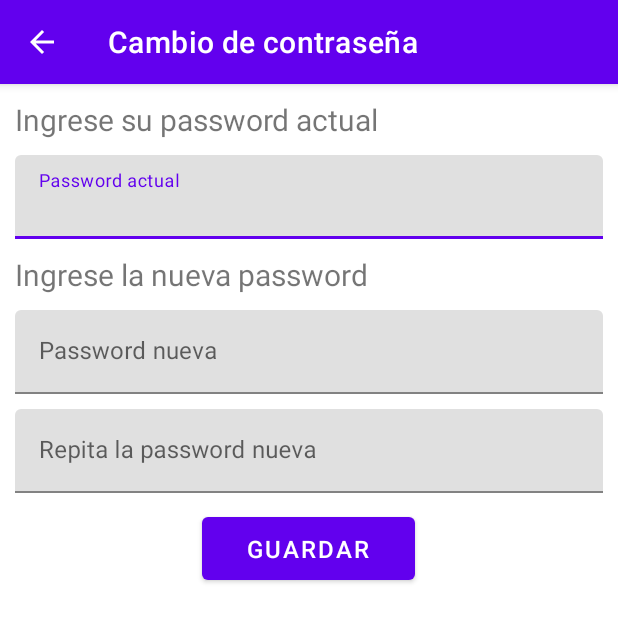
After one commit to AguuSz/proyecto-integrador-TM, an Android app: the ChangePasswordActivity screen opened directly, with no data from a screen before it, on a phone screen of 412 x 824 dp. The commit adds this screen. Shown: the top 622 px of the screen. Run offline under Robolectric (Android 15) with nearby library versions, the phone set to English and light mode, and no system bars; our stand-ins replace Room's generated code.

Commit message:
added changePassword option in settings

```diff
--- a/app/src/main/AndroidManifest.xml
+++ b/app/src/main/AndroidManifest.xml
@@ -77,6 +77,12 @@
             android:exported="true"
             android:parentActivityName=".activities.LoginActivity">
         </activity>
+        <!-- ChangePasswordScreen -->
+        <activity
+            android:name=".activities.ChangePasswordActivity"
+            android:exported="true"
+            android:parentActivityName=".activities.SettingsActivity">
+        </activity>
         <!-- OrderScreen -->
         <activity
             android:name=".activities.OrderActivity"
--- /dev/null
+++ b/app/src/main/java/com/agus/proyectointegradortm/activities/ChangePasswordActivity.kt
@@ -0,0 +1,71 @@
+package com.agus.proyectointegradortm.activities
+
+import android.os.Bundle
+import android.view.View
+import androidx.appcompat.app.AppCompatActivity
+import androidx.lifecycle.ViewModelProvider
+import com.agus.proyectointegradortm.MyApplication
+import com.agus.proyectointegradortm.databinding.ActivityChangePasswordBinding
+import com.agus.proyectointegradortm.models.User
+import com.agus.proyectointegradortm.viewModels.UserViewModel
+import com.google.android.material.snackbar.Snackbar
+
+class ChangePasswordActivity: AppCompatActivity() {
+    private lateinit var binding: ActivityChangePasswordBinding
+    private lateinit var user: User
+    private lateinit var userViewModel: UserViewModel
+
+    override fun onCreate(savedInstanceState: Bundle?) {
+        super.onCreate(savedInstanceState)
+        binding = ActivityChangePasswordBinding.inflate(layoutInflater)
+        setContentView(binding.root)
+        val actionBar = supportActionBar
+        actionBar?.title = "Cambio de contraseña"
+
+        userViewModel = ViewModelProvider(this).get(UserViewModel::class.java)
+        user = userViewModel.getUserById(MyApplication.preferences.getUserID())
+
+        binding.btnSave.setOnClickListener {
+            updateUserPassword()
+        }
+    }
+
+    private fun updateUserPassword() {
+        hideErrorMessages()
+        when {
+            // Contrasena actual incorrecta
+            user.password != binding.etCurrentPassword.text.toString() -> {
+                binding.tvCurrentPasswordError.text = "La contraseña es incorrecta"
+                binding.tvCurrentPasswordError.visibility = View.VISIBLE
+            }
+            // Misma contrasena que antes
+            binding.etCurrentPassword.text.toString() == binding.etNewPassword.text.toString() -> {
+                binding.tvNewPasswordError.text = "La contraseña no puede ser igual a la anterior"
+                binding.tvNewPasswordError.visibility = View.VISIBLE
+            }
+            // Nueva contrasena vacia
+            binding.etNewPassword.text.toString().isEmpty() -> {
+                binding.tvNewPasswordError.text = "La contraseña no puede estar vacia"
+                binding.tvNewPasswordError.visibility = View.VISIBLE
+            }
+            // No coinciden la nueva contrasena
+            binding.etNewPassword.text.toString() != binding.etNewPassword2.text.toString() -> {
+                binding.tvNewPasswordError.text = "Las contraseñas no coinciden"
+                binding.tvNewPasswordError.visibility = View.VISIBLE
+            }
+            else -> {
+                user.password = binding.etNewPassword.text.toString()
+                userViewModel.updateUser(user)
+
+                Snackbar.make(binding.root, "Se han guardado los datos!", Snackbar.LENGTH_SHORT).show()
+            }
+        }
+    }
+
+    private fun hideErrorMessages() {
+        binding.tvCurrentPasswordError.text = ""
+        binding.tvCurrentPasswordError.visibility = View.GONE
+        binding.tvNewPasswordError.text = ""
+        binding.tvNewPasswordError.visibility = View.GONE
+    }
+}
--- a/app/src/main/java/com/agus/proyectointegradortm/activities/SettingsActivity.kt
+++ b/app/src/main/java/com/agus/proyectointegradortm/activities/SettingsActivity.kt
@@ -1,5 +1,6 @@
 package com.agus.proyectointegradortm.activities
 
+import android.content.Intent
 import android.os.Bundle
 import androidx.appcompat.app.AppCompatActivity
 import com.agus.proyectointegradortm.databinding.ActivitySettingsBinding
@@ -14,6 +15,11 @@ class SettingsActivity : AppCompatActivity() {
         val actionBar = supportActionBar
         actionBar?.title = "Settings"
 
+        binding.tvSetting1.setText("Cambiar password")
+        binding.cvSetting1.setOnClickListener {
+            val intent = Intent(this, ChangePasswordActivity::class.java)
+            startActivity(intent)
+        }
     }
 
 }
--- /dev/null
+++ b/app/src/main/res/layout/activity_change_password.xml
@@ -0,0 +1,95 @@
+<?xml version="1.0" encoding="utf-8"?>
+<androidx.constraintlayout.widget.ConstraintLayout xmlns:android="http://schemas.android.com/apk/res/android"
+    xmlns:app="http://schemas.android.com/apk/res-auto"
+    xmlns:tools="http://schemas.android.com/tools"
+    android:layout_width="match_parent"
+    android:layout_height="match_parent"
+    tools:context=".activities.ChangePasswordActivity">
+
+    <LinearLayout
+        android:id="@+id/main_linear_layout"
+        android:layout_width="match_parent"
+        android:layout_height="wrap_content"
+        android:padding="10dp"
+        android:gravity="center"
+        android:orientation="vertical"
+        app:layout_constraintEnd_toEndOf="parent"
+        app:layout_constraintStart_toStartOf="parent"
+        app:layout_constraintTop_toTopOf="parent">
+
+        <TextView
+            android:layout_width="match_parent"
+            android:layout_height="wrap_content"
+            android:text="Ingrese su password actual"
+            android:textSize="20sp" />
+        <com.google.android.material.textfield.TextInputLayout
+            android:layout_width="match_parent"
+            android:layout_height="wrap_content"
+            android:layout_marginTop="10dp"
+            android:layout_marginBottom="10dp"
+            android:hint="Password actual">
+            <com.google.android.material.textfield.TextInputEditText
+                android:id="@+id/etCurrentPassword"
+                android:layout_width="match_parent"
+                android:layout_height="wrap_content"
+                android:inputType="textPassword"/>
+
+        </com.google.android.material.textfield.TextInputLayout>
+        <TextView
+            android:id="@+id/tvCurrentPasswordError"
+            android:layout_width="match_parent"
+            android:layout_height="wrap_content"
+            android:textColor="@color/red"
+            android:visibility="gone"
+            android:text="Mensaje de error"
+            android:textSize="16sp" />
+
+        <TextView
+            android:layout_width="match_parent"
+            android:layout_height="wrap_content"
+            android:text="Ingrese la nueva password"
+            android:textSize="20sp" />
+        <com.google.android.material.textfield.TextInputLayout
+            android:layout_width="match_parent"
+            android:layout_height="wrap_content"
+            android:layout_marginTop="10dp"
+            android:hint="Password nueva">
+            <com.google.android.material.textfield.TextInputEditText
+                android:id="@+id/etNewPassword"
+                android:layout_width="match_parent"
+                android:layout_height="wrap_content"
+                android:inputType="textPassword"/>
+        </com.google.android.material.textfield.TextInputLayout>
+        <com.google.android.material.textfield.TextInputLayout
+            android:layout_width="match_parent"
+            android:layout_height="wrap_content"
+            android:layout_marginTop="10dp"
+            android:hint="Repita la password nueva">
+            <com.google.android.material.textfield.TextInputEditText
+                android:id="@+id/etNewPassword2"
+                android:layout_width="match_parent"
+                android:layout_height="wrap_content"
+                android:inputType="textPassword"/>
+        </com.google.android.material.textfield.TextInputLayout>
+        <TextView
+            android:id="@+id/tvNewPasswordError"
+            android:layout_width="match_parent"
+            android:layout_height="wrap_content"
+            android:textColor="@color/red"
+            android:visibility="gone"
+            android:text="Mensaje de error"
+            android:textSize="16sp" />
+
+        <Button
+            android:id="@+id/btnSave"
+            android:layout_width="wrap_content"
+            android:layout_height="wrap_content"
+            android:layout_marginTop="10dp"
+            android:textSize="16sp"
+            android:paddingVertical="10dp"
+            android:paddingHorizontal="30dp"
+            android:text="@string/btnSave" />
+
+    </LinearLayout>
+
+</androidx.constraintlayout.widget.ConstraintLayout>
--- a/app/src/main/res/layout/activity_settings.xml
+++ b/app/src/main/res/layout/activity_settings.xml
@@ -24,6 +24,7 @@
         app:layout_constraintBottom_toBottomOf="parent">
 
         <androidx.cardview.widget.CardView
+            android:id="@+id/cvSetting1"
             android:layout_width="wrap_content"
             android:layout_height="wrap_content"
             android:layout_row="0"
@@ -42,6 +43,7 @@
             android:gravity="center"
             android:layout_gravity="center_vertical|center_horizontal">
             <TextView
+                android:id="@+id/tvSetting1"
                 android:layout_width="wrap_content"
                 android:layout_height="wrap_content"
                 android:text="Titulo de la configuracion"
--- a/app/src/main/res/values/strings.xml
+++ b/app/src/main/res/values/strings.xml
@@ -26,5 +26,6 @@
     <string name="forgotPasswordTitle">Haz olvidado la contraseña?</string>
     <string name="btnSubmitText">Enviar</string>
     <string name="toLoginText">Volver al login</string>
+    <string name="btnSave">Guardar</string>
 
 </resources>
```
